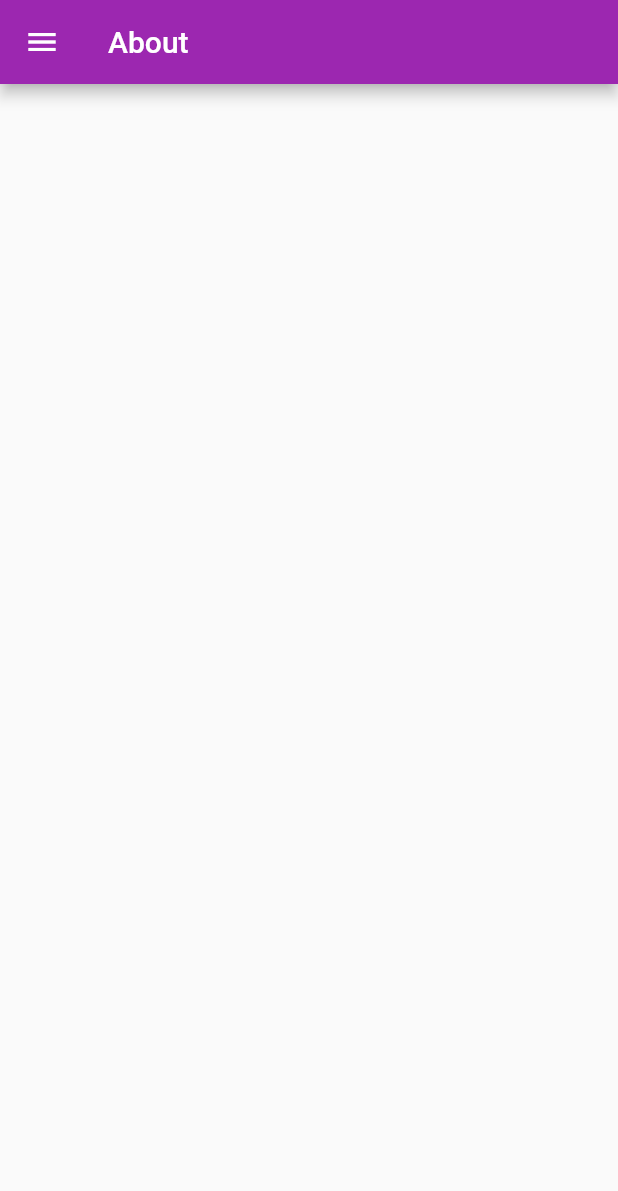
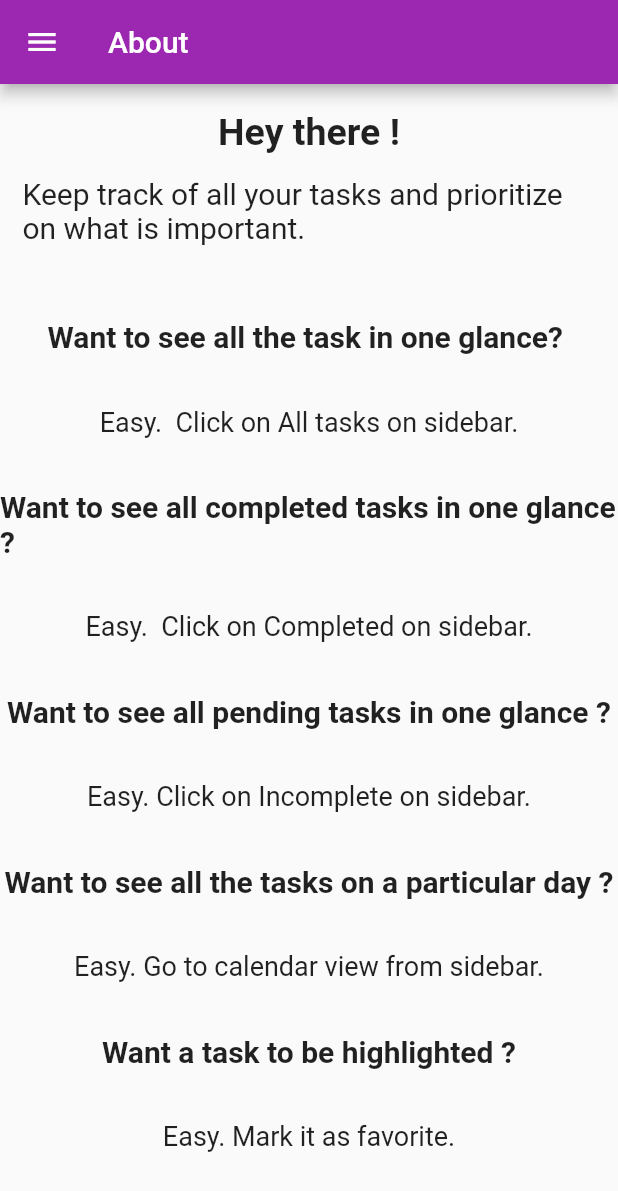
Before and after one commit to shanni12/Todo-iris, a Flutter app: the About screen opened by its route, on a phone screen of 412 x 824 dp. Shown: the top 1191 px of the screen. Run offline on Flutter 3.47's test engine with Material 2 defaults, Android fonts, the phone set to English and light mode, and no system bars; our stand-ins replace bloc, flutter_bloc, hive, table_calendar; accounts and stored records are empty; generated files the repository leaves out were written again.

Commit message:
About Page

```diff
--- a/lib/screens/about.dart
+++ b/lib/screens/about.dart
@@ -2,9 +2,50 @@ import 'package:ToDo_bloc/drawer.dart';
 import 'package:flutter/material.dart';
 
 class About extends StatelessWidget {
+  TextStyle questionStyle() {
+    return TextStyle(fontSize: 20.0, fontWeight: FontWeight.bold);
+  }
+
+  TextStyle answerStyle() {
+    return TextStyle(fontSize: 18.0);
+  }
+
   @override
   Widget build(BuildContext context) {
-    return Scaffold(appBar: AppBar(title: Text('About')), drawer: MainDrawer(),
-    body:Column(children: [Text('')]));
+    return Scaffold(
+        appBar: AppBar(title: Text('About')),
+        drawer: MainDrawer(),
+        body:
+            Column(mainAxisAlignment: MainAxisAlignment.spaceAround, children: [
+          Column(
+            children: <Widget>[
+              Text('Hey there !',
+                  style: TextStyle(fontSize: 25, fontWeight: FontWeight.bold)),
+              Padding(
+                padding: const EdgeInsets.all(15.0),
+                child: Text(
+                    'Keep track of all your tasks and prioritize on what is important.',
+                    style: TextStyle(fontSize: 20)),
+              ),
+            ],
+          ),
+          Text('Want to see all the task in one glance? ',
+              style: questionStyle()),
+          Text('Easy.  Click on All tasks on sidebar.', style: answerStyle()),
+          Text('Want to see all completed tasks in one glance ?',
+              style: questionStyle()),
+          Text('Easy.  Click on Completed on sidebar.', style: answerStyle()),
+          Text('Want to see all pending tasks in one glance ?',
+              style: questionStyle()),
+          Text('Easy. Click on Incomplete on sidebar.', style: answerStyle()),
+          Text('Want to see all the tasks on a particular day ?',
+              style: questionStyle()),
+          Text('Easy. Go to calendar view from sidebar.', style: answerStyle()),
+          Text('Want a task to be highlighted ?', style: questionStyle()),
+          Text('Easy. Mark it as favorite.', style: answerStyle()),
+          SizedBox(
+            height: 4.0,
+          )
+        ]));
   }
 }
--- a/lib/screens/calendar_view.dart
+++ b/lib/screens/calendar_view.dart
@@ -82,7 +82,7 @@ class CalendarViewState extends State<CalendarView> {
 
       ),floatingActionButton:
 
-                     FloatingActionButton(
+                     FloatingActionButton(key: Key('addtodo'),
             onPressed: () {Navigator.of(context).pushNamed('/newtodo');},
             backgroundColor: Theme.of(context).primaryColor,
             child: Icon(Icons.add,color:Colors.white),)),
--- a/lib/screens/todoView.dart
+++ b/lib/screens/todoView.dart
@@ -1,10 +1,10 @@
 import 'package:ToDo_bloc/bloc/todo_bloc.dart';
 import 'package:ToDo_bloc/screens/edit_screen.dart';
-import '../bloc/todo_event.dart';
+import 'package:ToDo_bloc/bloc/todo_event.dart';
 import 'package:flutter/material.dart';
 import 'package:flutter_bloc/flutter_bloc.dart';
 import 'package:intl/intl.dart';
-import '../bloc/todo_state.dart';
+import 'package:ToDo_bloc/bloc/todo_state.dart';
 class ToDoView extends StatelessWidget {
   static const routeName = '/todoView';
 
--- a/pubspec.yaml
+++ b/pubspec.yaml
@@ -38,8 +38,9 @@ dependencies:
 #   flutter_test:
 #     sdk: flutter
 dev_dependencies:
-  flutter_test:
+  flutter_driver:
     sdk: flutter
+  test:
   hive_generator: ^0.5.1
   build_runner: ^1.9.0
 
--- /dev/null
+++ b/test_driver/app.dart
@@ -0,0 +1,6 @@
+import 'package:flutter_driver/driver_extension.dart';
+import '../lib/main.dart' as app;
+void main(){
+  enableFlutterDriverExtension();
+  app.main();
+}
```
Also changed, not shown: lib/screens/newtodo.dart (+6 -6 lines), test_driver/app_test.dart (added, +55 -0 lines), pubspec.lock, 2 other files.
